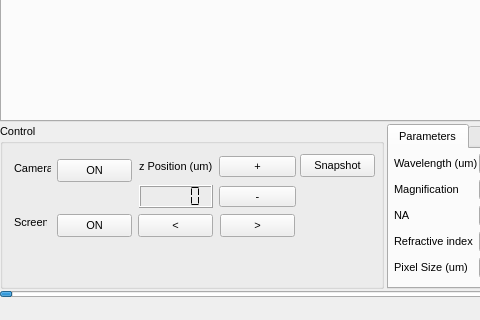
Qt form hexsim_measurement.ui (imperial-photonics/HexSimInstrument) before a commit; both pictures show x 0 to 480 and y 497 to 817 of the 1223 by 817 pixel window.
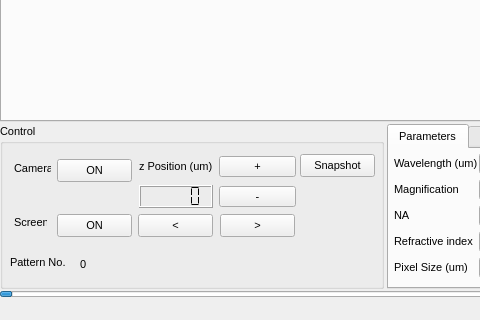
The same form after that commit.

What changed in the file:
```diff
--- a/hexsim_measurement.ui
+++ b/hexsim_measurement.ui
@@ -518,6 +518,32 @@
         <string>Snapshot</string>
        </property>
       </widget>
+      <widget class="QLabel" name="label_15">
+       <property name="geometry">
+        <rect>
+         <x>10</x>
+         <y>130</y>
+         <width>71</width>
+         <height>16</height>
+        </rect>
+       </property>
+       <property name="text">
+        <string>Pattern No.</string>
+       </property>
+      </widget>
+      <widget class="QLabel" name="patternNumber">
+       <property name="geometry">
+        <rect>
+         <x>80</x>
+         <y>130</y>
+         <width>31</width>
+         <height>20</height>
+        </rect>
+       </property>
+       <property name="text">
+        <string>0</string>
+       </property>
+      </widget>
      </widget>
     </item>
     <item row="0" column="0" colspan="3">
```
